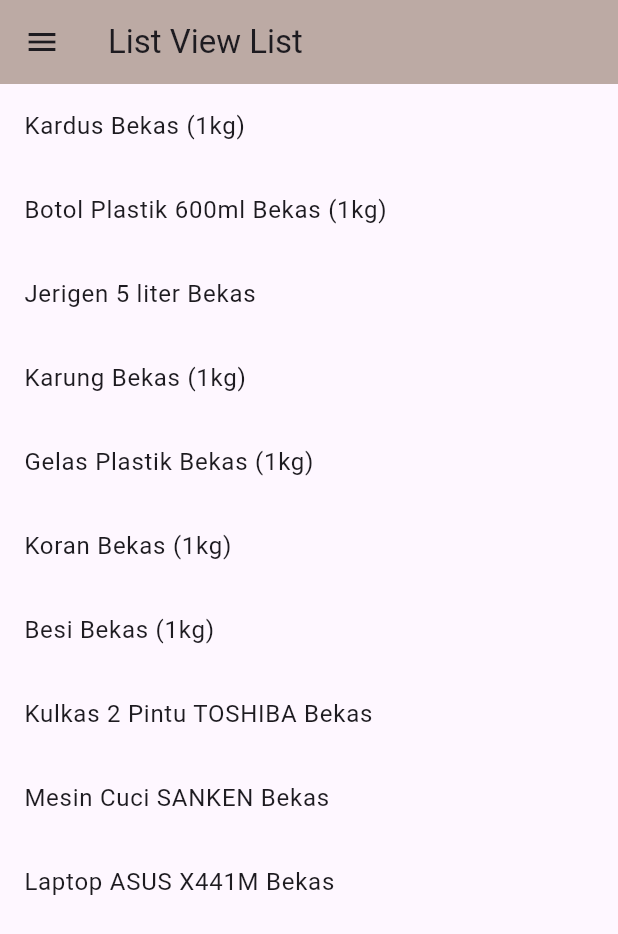
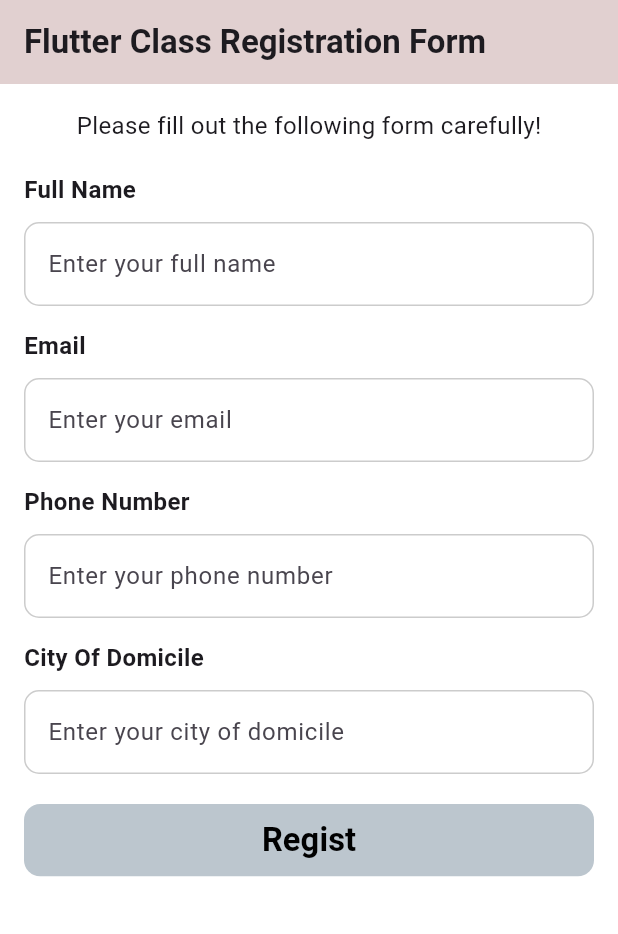
Before and after one commit to zahraakthh12/ppkd_zahra, a Flutter app: the screen it shows after launch, on a phone screen of 412 x 824 dp. Shown: the top 934 px of the screen. Run offline on Flutter 3.47's test engine with Material 3 defaults, Android fonts, the phone set to English and light mode, and no system bars; our stand-ins replace curved_navigation_bar, delightful_toast.

Commit message:
Tugas 10 Flutter

```diff
--- /dev/null
+++ b/lib/Tugas10Flutter/home_screen.dart
@@ -0,0 +1,29 @@
+import 'package:flutter/material.dart';
+import 'package:ppkd_zahra/Tugas10Flutter/tugas10.dart';
+
+class WelcomeScreen extends StatefulWidget {
+  const WelcomeScreen({super.key, required this.name, required this.city});
+  final String name;
+  final String city;
+
+  @override
+  State<WelcomeScreen> createState() => _WelcomeScreenState();
+}
+
+class _WelcomeScreenState extends State<WelcomeScreen> {
+  static const List<Widget> _widgetOptions = [
+    RegistScreen(),
+  ];
+  @override
+  Widget build(BuildContext context) {
+    return Scaffold(
+      body: Column(
+        mainAxisAlignment: MainAxisAlignment.center,
+        crossAxisAlignment: CrossAxisAlignment.center,
+        children: [
+        Text("Thank you, ${widget.name} from ${widget.city} have registered.",
+        style: TextStyle(fontSize: 20, fontWeight: FontWeight.bold), textAlign: TextAlign.center,)
+      ],)
+    );
+  }
+}
--- /dev/null
+++ b/lib/Tugas10Flutter/tugas10.dart
@@ -0,0 +1,223 @@
+import 'package:flutter/material.dart';
+import 'package:ppkd_zahra/Tugas10Flutter/home_screen.dart';
+import 'package:ppkd_zahra/Tugas6Flutter/app_color.dart';
+import 'package:ppkd_zahra/Tugas6Flutter/custom_text_field.dart';
+import 'package:ppkd_zahra/Tugas6Flutter/home_screen.dart';
+
+class RegistScreen extends StatefulWidget {
+  const RegistScreen({super.key});
+
+  static const id = "/login_screen17";
+
+  @override
+  State<RegistScreen> createState() => _RegistScreenState();
+}
+
+class _RegistScreenState extends State<RegistScreen> {
+
+  final TextEditingController emailController = TextEditingController();
+  final TextEditingController nameController = TextEditingController();
+  final TextEditingController cityController = TextEditingController();
+  final TextEditingController phoneController = TextEditingController();
+  bool isVisibility = false;
+
+  @override
+  Widget build(BuildContext context) {
+    return Scaffold(
+      backgroundColor: const Color.fromARGB(255, 255, 255, 255),
+      appBar: AppBar(title: Text("Flutter Class Registration Form", style: TextStyle(fontWeight: FontWeight.bold)), backgroundColor: const Color.fromARGB(255, 225, 208, 208)),
+      body: Stack(children: [buildLayer()]));
+  }
+
+  final _formKey = GlobalKey<FormState>();
+  SafeArea buildLayer(){
+    return SafeArea(child:
+    Form(key: _formKey,
+    child: Padding(padding: const EdgeInsets.all(16.0),
+    child: Center(child: Column(
+      mainAxisAlignment: MainAxisAlignment.start,
+      children: [
+        Text("Please fill out the following form carefully!", style: TextStyle(fontSize: 16)),
+
+        height(20),
+        buildTitle("Full Name"),
+        height(10),
+        buildTextField(
+                  hintText: "Enter your full name",
+                  controller: nameController,
+                  validator: (value) {
+                    if (value == null || value.isEmpty) {
+                      return "Name cannot be empty";
+                    }
+                    return null;
+                  },
+                ),
+
+
+        height(15),
+        buildTitle("Email"),
+        height(10),
+        buildTextField(
+                  hintText: "Enter your email",
+                  controller: emailController,
+                  validator: (value) {
+                    if (value == null || value.isEmpty) {
+                      return "Email cannot be empty";
+                    } else if (!value.contains('@')) {
+                      return "Invalid email";
+                    } else if (!RegExp(
+                      r"^[a-zA-Z0-9_.+-]+@[a-zA-Z0-9-]+\.[a-zA-Z0-9-.]+$",
+                    ).hasMatch(value)) {
+                      return "Invalid email format";
+                    }
+                    return null;
+                  },
+                ),
+
+        height(15),
+        buildTitle("Phone Number"),
+        height(10),
+        buildTextField(
+                  hintText: "Enter your phone number",
+                  controller: phoneController,
+                  validator: (value){
+                    if(value == null || value.isEmpty){
+                      return null;
+                    }
+                    if (!RegExp(r'^[0-9]+$').hasMatch(value)){
+                      return "Phone number can only be numbers";
+                    }
+                    return null;
+                  }),
+
+        height(15),
+        buildTitle("City Of Domicile"),
+        height(10),
+        buildTextField(
+          hintText: "Enter your city of domicile",
+          controller: cityController,
+                  validator: (value) {
+                    if (value == null || value.isEmpty) {
+                      return "City of domicile cannot be empty";
+                    }
+                    return null;
+                  },),
+
+
+        // Bagian Kotak Daftar
+        height(20),
+        Container(
+          width: 417.21,
+          height: 48.14,
+          decoration: BoxDecoration(color: const Color.fromARGB(255, 188, 198, 206), borderRadius: BorderRadius.circular(10.7)),
+          child: TextButton(onPressed: (){
+            if(_formKey.currentState!.validate()) {
+
+              // Menampilkan AlertDialog Ringkasan Data
+              showDialog(context: context, builder: (context){
+                return AlertDialog(
+                  title: Text("Confirm Registration Data"),
+                  content: Column(
+                    mainAxisSize: MainAxisSize.min,
+                    crossAxisAlignment: CrossAxisAlignment.start,
+                    children: [
+                      Text("Name: ${nameController.text}"),
+                      Text("Email: ${emailController.text}"),
+                      Text("Phone Number: ${phoneController.text}"),
+                      Text("City Of Domicile: ${cityController.text}"),
+                    ],),
+                    actions: [TextButton(
+                child: Text("Cancel"),
+                onPressed: () {
+                  Navigator.pop(context); }),
+
+                  ElevatedButton(
+                    style: ElevatedButton.styleFrom(backgroundColor: const Color.fromARGB(255, 194, 200, 204)),
+                    onPressed: (){
+                  Navigator.pop(context); // Tutup dialog
+                  Navigator.push(
+                    context,
+                    MaterialPageRoute(
+                      builder: (context) => WelcomeScreen(
+                        name: nameController.text,
+                        city: cityController.text,
+                      ),
+                    ),
+                  );
+                    }, child: Text("Next"),)
+
+                  ],
+                );
+              });
+            }
+
+            // Jika data belum lengkap
+            else {
+              showDialog(context: context,
+              builder: (context){
+                return AlertDialog(title: Text("Validation Error"),
+                content: Text("Please fill all fields!"),
+                actions:[
+                  TextButton(child: Text("Ok"),
+                  onPressed: (){
+                    Navigator.pop(context);
+                  },),
+                ]);
+              });
+            }
+          }, child: Text("Regist", style: TextStyle(fontSize: 21.74, color: const Color.fromARGB(255, 0, 0, 0), fontWeight: FontWeight.bold))),
+            ),],
+            ),
+          ),
+        ),
+      ),
+    );
+  }
+
+
+  TextFormField buildTextField({
+    String? hintText,
+    bool isPassword = false,
+    TextEditingController? controller,
+    String? Function(String?)? validator,
+  }) {
+    return TextFormField(
+      validator: validator,
+      controller: controller,
+      obscureText: isPassword ? isVisibility : false,
+      decoration: InputDecoration(
+        hintText: hintText,
+        border: OutlineInputBorder(
+          borderRadius: BorderRadius.circular(10),
+          borderSide: BorderSide(
+            color: Colors.black.withOpacity(0.2),
+            width: 1.0,
+          ),
+        ),
+        focusedBorder: OutlineInputBorder(
+          borderRadius: BorderRadius.circular(10),
+          borderSide: BorderSide(color: Colors.black, width: 1.0),
+        ),
+        enabledBorder: OutlineInputBorder(
+          borderRadius: BorderRadius.circular(10),
+          borderSide: BorderSide(
+            color: Colors.black.withOpacity(0.2),
+            width: 1.0,
+          ),
+        ),
+      ),
+    );
+  }
+
+  SizedBox height(double height) => SizedBox(height: height);
+  SizedBox width(double width) => SizedBox(width: width);
+
+  Widget buildTitle(String text) {
+    return Row(
+      children: [
+        Text(text, style: TextStyle(fontWeight: FontWeight.bold, fontSize: 16))
+        // Text(text, style: TextStyle(fontSize: 12, color: AppColor.gray88)),
+      ],
+    );
+  }
+}
--- a/lib/main.dart
+++ b/lib/main.dart
@@ -3,6 +3,7 @@
 import 'package:ppkd_zahra/NavButton/bottom_nav.dart';
 import 'package:ppkd_zahra/NavButton/drawer_nav.dart';
 import 'package:ppkd_zahra/NavButton/main_screen.dart';
+import 'package:ppkd_zahra/Tugas10Flutter/tugas10.dart';
 import 'package:ppkd_zahra/Tugas6Flutter/tugas6.dart';
 import 'package:ppkd_zahra/Tugas7Flutter/tugas7.dart';
 import 'package:ppkd_zahra/Tugas8Flutter/tugas8.dart';
@@ -40,7 +41,7 @@
         // tested with just a hot reload.
         colorScheme: ColorScheme.fromSeed(seedColor: Colors.deepPurple),
       ),
-      home: Tugas9(),
+      home: RegistScreen(),
     );
   }
 }
```
